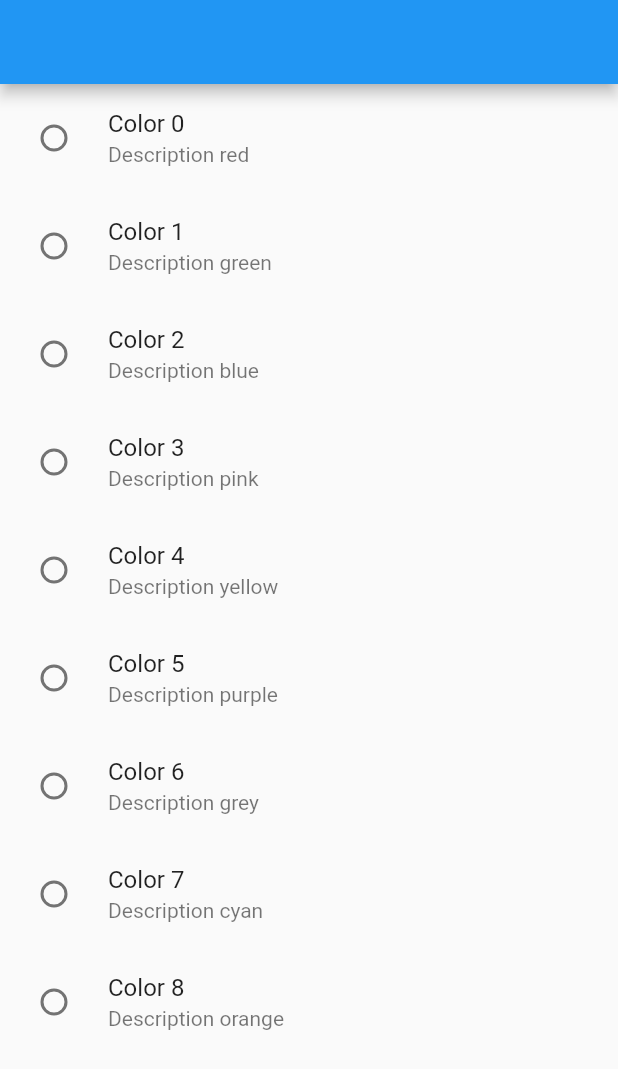
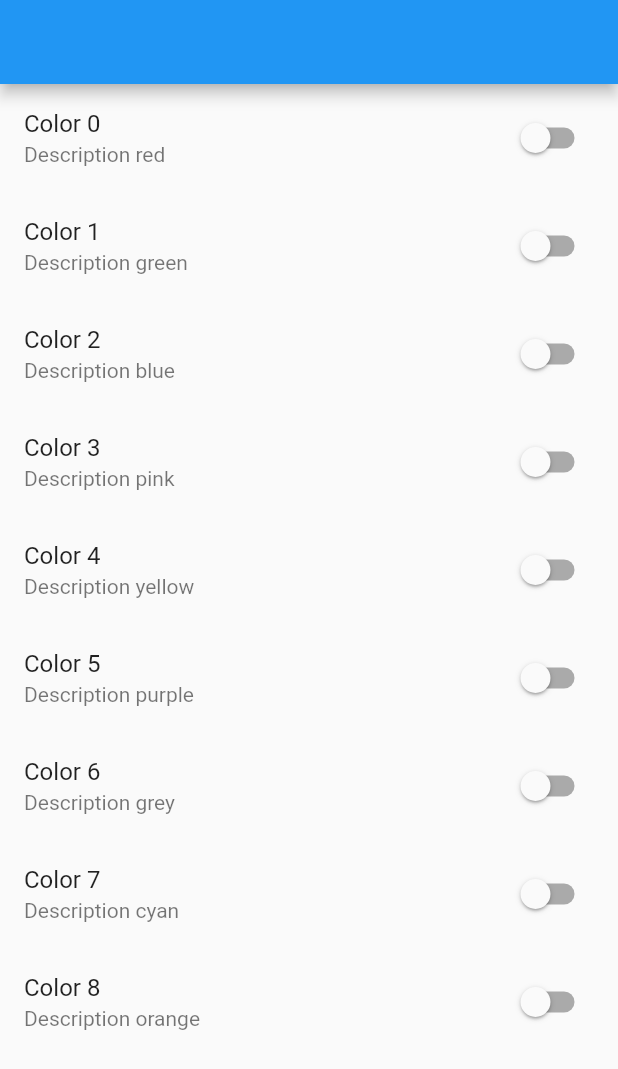
Before and after one commit to dan7sc/flutter-basics, a Flutter app: the screen it shows after launch, on a phone screen of 412 x 824 dp. Shown: the top 1069 px of the screen. Run offline on Flutter 3.47's test engine with Material 2 defaults, Android fonts, the phone set to English and light mode, and no system bars.

Commit message:
Add SwitchInListTile

```diff
--- a/lib/src/modules/home/home_page.dart
+++ b/lib/src/modules/home/home_page.dart
@@ -27,7 +27,7 @@ class _HomePageState extends State<HomePage> {
       //     ),
       //   ),
       // ),
-      body: RadioInListTile(),
+      body: SwitchInListTile(),
     );
   }
 }
--- /dev/null
+++ b/lib/src/widgets/common/switch_list_tile.dart
@@ -0,0 +1,34 @@
+import 'package:flutter/material.dart';
+
+import 'radio_list_tile.dart';
+
+class SwitchInListTile extends StatefulWidget {
+  @override
+  _SwitchInListTileState createState() => _SwitchInListTileState();
+}
+
+class _SwitchInListTileState extends State<SwitchInListTile> {
+  @override
+  Widget build(BuildContext context) {
+    return ListView.builder(
+      itemCount: CustomColor.values.length,
+      itemBuilder: (context, index) {
+        return SwitchListTile(
+          selected: CustomColor.values[index].isSelected,
+          title: Text('Color $index'),
+          subtitle: Text('Description ${CustomColor.values[index].value}'),
+          value: CustomColor.values[index].isSelected,
+          activeColor: Colors.black.withOpacity(0.75),
+          selectedTileColor: CustomColor.values[index].isSelected
+            ? CustomColor.values[index].color
+            : Colors.white,
+          onChanged: (value) {
+            setState(() {
+              CustomColor.values[index].isSelected = value;
+            });
+          },
+        );
+      },
+    );
+  }
+}
--- a/lib/src/widgets/widgets.dart
+++ b/lib/src/widgets/widgets.dart
@@ -50,3 +50,4 @@ export 'common/list_view_separated.dart';
 export 'common/list_tile_widget.dart';
 export 'common/checkbox_list_tile.dart';
 export 'common/radio_list_tile.dart';
+export 'common/switch_list_tile.dart';
```
